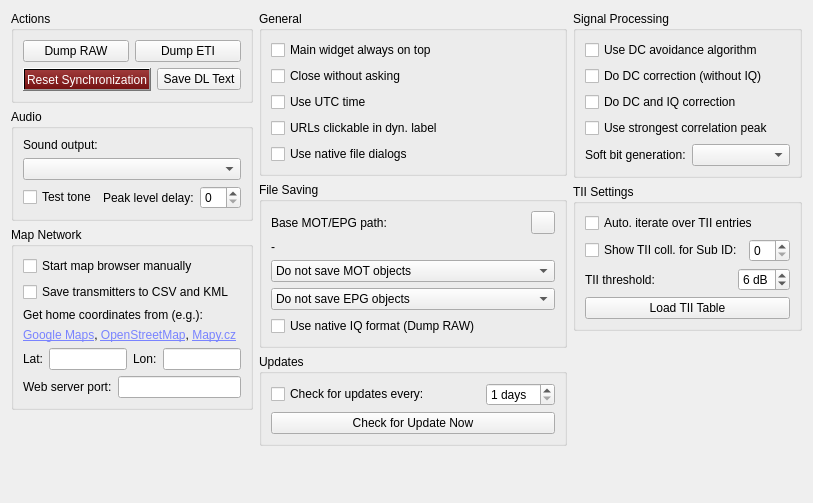
This is forms/configuration.ui in tomneda/DABstar as Qt 5 draws it before an edit. The edited form follows.
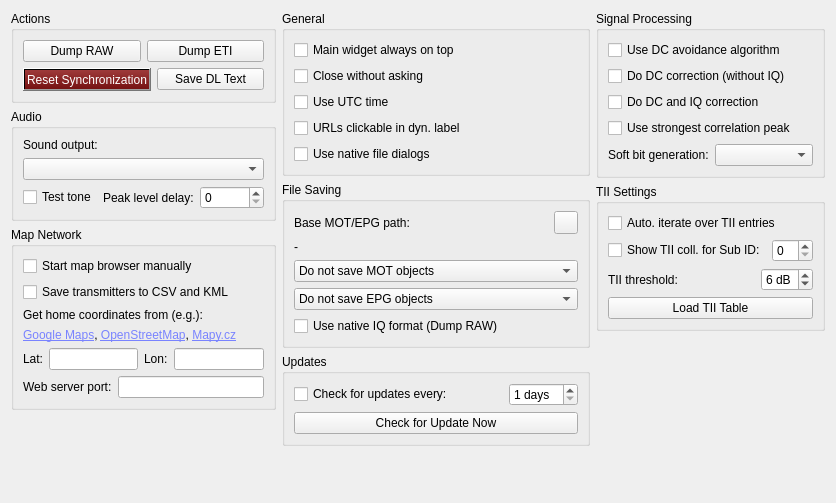
This is the edited form. Icons and pictures are not drawn.

Commit message:
Update UI layout, Qt version, and project version
Increase configuration window width. Adjust spacers' height to 0. Update Qt to 6.11.0 and project version to 5.0.0. Add sanity check in `_slot_handle_content_button`.

Diff of the .ui file:
```diff
--- a/forms/configuration.ui
+++ b/forms/configuration.ui
@@ -6,7 +6,7 @@
    <rect>
     <x>0</x>
     <y>0</y>
-    <width>789</width>
+    <width>836</width>
     <height>503</height>
    </rect>
   </property>
@@ -251,7 +251,7 @@
          <property name="sizeHint" stdset="0">
           <size>
            <width>20</width>
-           <height>40</height>
+           <height>0</height>
           </size>
          </property>
         </spacer>
@@ -484,7 +484,7 @@
          <property name="sizeHint" stdset="0">
           <size>
            <width>20</width>
-           <height>40</height>
+           <height>0</height>
           </size>
          </property>
         </spacer>
@@ -654,7 +654,7 @@
          <property name="sizeHint" stdset="0">
           <size>
            <width>20</width>
-           <height>40</height>
+           <height>0</height>
           </size>
          </property>
         </spacer>
```
The commit also changes 7 other files.
